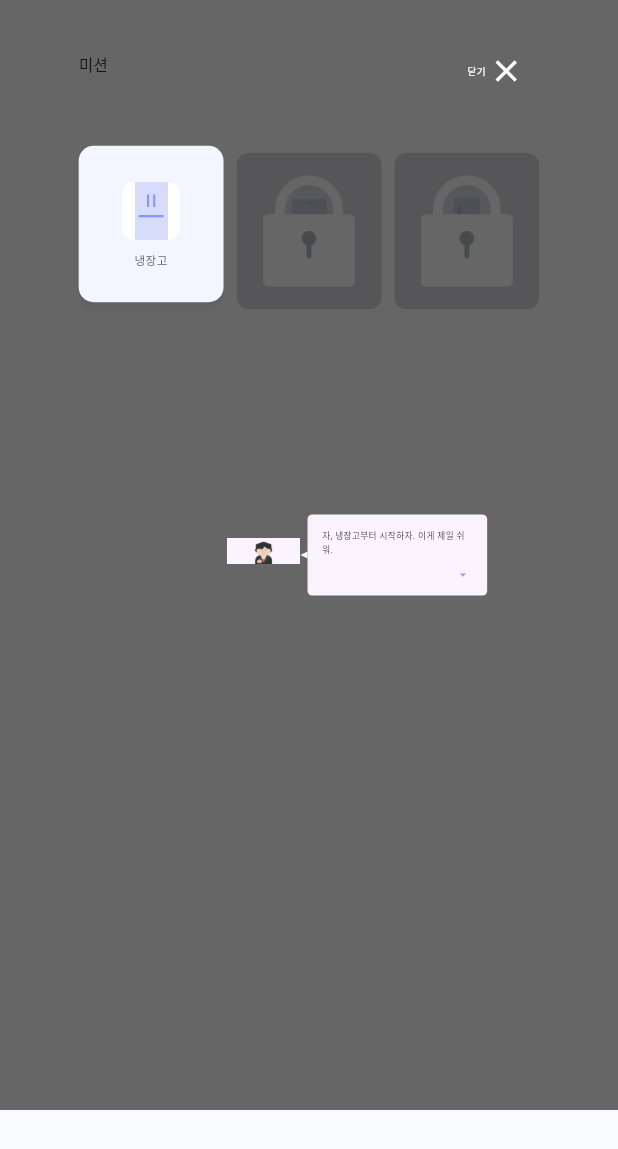
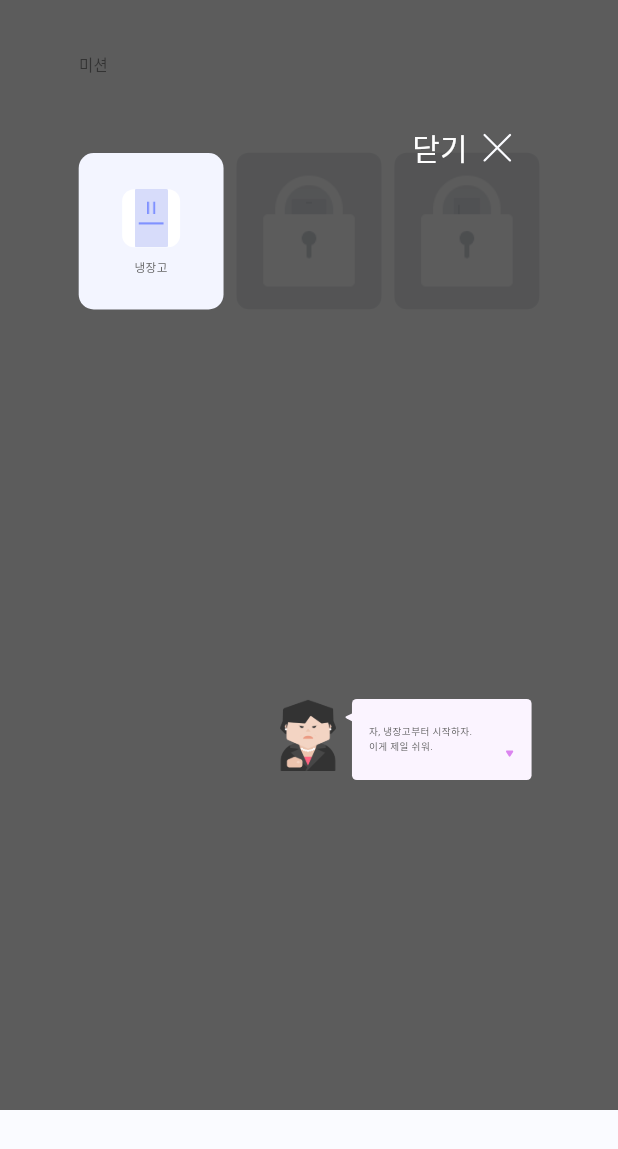
Before and after one commit to Mu-swu/Mu-Flutter, a Flutter app: the screen it shows after launch, after a tap on "시작하기", on a phone screen of 412 x 824 dp. Shown: the top 1149 px of the screen. Run offline on Flutter 3.47's test engine with Material 3 defaults, Android fonts, the phone set to English and light mode, and no system bars; our stand-ins replace audioplayers, camera, drift, fl_chart, flutter_dotenv, flutter_local_notifications and 8 more; missing offline and left inert: tflite_flutter; accounts and stored records are empty; generated files the repository leaves out were written again; Roboto replaces fonts that are missing (PretendardBold, PretendardMedium, PretendardRegular).

Commit message:
[refactor] 공간 선택 튜토리얼 수정

```diff
--- a/lib/space_start.dart
+++ b/lib/space_start.dart
@@ -1,10 +1,11 @@
+import 'dart:math' as math;
+
 import 'package:flutter/material.dart';
+import 'package:flutter_svg/svg.dart';
 import 'package:mu/widgets/navigationbar.dart';
 import 'package:mu/congestion_analysis_page.dart';
 import 'package:mu/data/database.dart';
 
-
-// 사용자 유형별 스타일 정의
 class TutorialStyle {
   final Color balloonColor;
   final Color arrowColor;
@@ -19,40 +20,38 @@ class TutorialStyle {
   });
 }
 
-// 스타일 맵
 const Map<String, TutorialStyle> tutorialStyles = {
   '방치형': TutorialStyle(
     balloonColor: Color(0xFFFBF4FF),
     arrowColor: Color(0xFFDB84EF),
-    imagePath: 'assets/home/mom_bang.png',
+    imagePath: 'assets/mission/bang_mom.png',
     texts: [
-      '자, 냉장고부터 시작하자. 이게 제일 쉬워.',
-      '냉장고에 있는 음식들 기억나니? 유통기한만 확인하면돼.',
-      '자, 이제 냉장고 문열자. 유통기한 지난 것만 버리면 비움 성공이야!',
+      '자, 냉장고부터 시작하자.\n이게 제일 쉬워.',
+      '냉장고에 있는 음식들\n유통기한 기억나니?\n유통기한만 확인하면돼.',
+      '자, 이제 냉장고 문열자.\n유통기한 지난 것만 버리면\n비움 성공이야!',
     ],
   ),
   '감정형': TutorialStyle(
     balloonColor: Color(0xFFFFF6EF),
     arrowColor: Color(0xFFFFB172),
-    imagePath: 'assets/home/mom_gam.png',
+    imagePath: 'assets/mission/gam_mom.png',
     texts: [
-      '옷장부터 정리해볼까? 네 마음도 조금씩 정리될거야.',
-      '옷에 추억이 참 많지? 하지만 다 품고 있으면 마음이 무거워져.',
-      '물건과 이별하는 연습, 작지만 의미 있는 한걸음이야.',
+      '옷장부터 정리해볼까?\n네 마음도 조금씩 정리될거야.',
+      '옷에 추억이 참 많지?\n하지만 다 품고 있으면\n마음이 무거워져.',
+      '물건과 이별하는 연습,\n작지만 의미 있는 한걸음이야.',
     ],
   ),
   '몰라형': TutorialStyle(
     balloonColor: Color(0xFFF3FBF0),
     arrowColor: Color(0xFFA1C68D),
-    imagePath: 'assets/home/mom_mol.png',
+    imagePath: 'assets/mission/mol_mom.png',
     texts: [
-      '서랍장부터 해보자~ 작고 귀여운 물건들이 많거든!',
-      '작은 물건부터 분류하면 큰 물건은 쉬워져! 기준을 배우기 딱 좋은 공간이야.',
-      '서랍 열고 안에 뭐가 있는지 하나씩 꺼내보자!',
+      '서랍장부터 해보자~\n작고 귀여운 물건들이 많거든!',
+      '작은 물건부터 분류하면\n큰 물건은 쉬워져!\n기준을 배우기 딱 좋은 공간이야.',
+      '서랍 열고 안에 뭐가 있는지\n하나씩 꺼내보자!',
     ],
   ),
 };
-
 
 class TutorialOverlay extends StatefulWidget {
   final String userType;
@@ -85,7 +84,6 @@ class _TutorialOverlayState extends State<TutorialOverlay> {
       if (_currentTextIndex < _style.texts.length - 1) {
         _currentTextIndex++;
       } else {
-        // 마지막 텍스트에 도달하면 튜토리얼 종료
         widget.onExit();
       }
     });
@@ -93,37 +91,34 @@ class _TutorialOverlayState extends State<TutorialOverlay> {
 
   @override
   Widget build(BuildContext context) {
-    final screenWidth = MediaQuery
-        .of(context)
-        .size
-        .width;
+    final screenWidth = MediaQuery.of(context).size.width;
     final scaleFactor = widget.scaleFactor;
     final firstCardWidth = 300 * scaleFactor;
     final paddingH = 163 * scaleFactor;
+    final bool isLastStep = _currentTextIndex == _style.texts.length - 1;
 
-    // SpaceStartScreen에서 첫 번째 카드를 가져오는 로직 (임시로)
-    final firstCardTitle = tutorialStyles[widget.userType] ==
-        tutorialStyles['방치형'] ? '냉장고' :
-    (tutorialStyles[widget.userType] == tutorialStyles['감정형'] ? '옷장' : '서랍장');
-    final firstCardImage = tutorialStyles[widget.userType] ==
-        tutorialStyles['방치형'] ? 'assets/home/refr.png' :
-    (tutorialStyles[widget.userType] == tutorialStyles['감정형']
-        ? 'assets/home/closet.png'
-        : 'assets/home/drawer.png');
-
+    final firstCardTitle =
+        tutorialStyles[widget.userType] == tutorialStyles['방치형']
+            ? '냉장고'
+            : (tutorialStyles[widget.userType] == tutorialStyles['감정형']
+                ? '옷장'
+                : '서랍장');
+    final firstCardImage =
+        tutorialStyles[widget.userType] == tutorialStyles['방치형']
+            ? 'assets/home/refr.png'
+            : (tutorialStyles[widget.userType] == tutorialStyles['감정형']
+                ? 'assets/home/closet.png'
+                : 'assets/home/drawer.png');
 
     return Stack(
+      clipBehavior: Clip.none,
       children: [
-        // 1. 전체 배경 (투명한 검정)
         Positioned.fill(
-          child: Container(
-            color: Colors.black.withOpacity(0.6),
-          ),
+          child: Container(color: Color(0xFF333333).withOpacity(0.8)),
         ),
 
-        // 2. 닫기 버튼 (우측 상단)
         Positioned(
-          top: 110 * scaleFactor,
+          top: 250 * scaleFactor,
           right: paddingH + 10,
           child: GestureDetector(
             onTap: widget.onExit,
@@ -133,48 +128,42 @@ class _TutorialOverlayState extends State<TutorialOverlay> {
                   '닫기',
                   style: TextStyle(
                     color: Colors.white,
-                    fontSize: 20 * scaleFactor,
+                    fontSize: 20,
                     fontFamily: 'PretendardRegular',
                   ),
                 ),
                 SizedBox(width: 5 * scaleFactor),
-                const Icon(Icons.close, color: Colors.white, size: 24),
+                SvgPicture.asset('assets/mission/close.svg'),
               ],
             ),
           ),
         ),
 
-        // 3. 🌟 첫 번째 카드 다시 띄우기 🌟
         Positioned(
-          top: 110 * scaleFactor + 32 * scaleFactor + 160 * scaleFactor,
-          // '미션' 텍스트 아래 + Row의 상단 위치
+          top: 125 * scaleFactor + 32 * scaleFactor + 160 * scaleFactor,
           left: paddingH,
           child: SpaceUnitCard(
             title: firstCardTitle,
             imagePath: firstCardImage,
             isLocked: false,
-            // 튜토리얼 중이므로 onTap은 비활성화
             onTap: null,
           ),
         ),
 
-        // 4. 말풍선 및 캐릭터 (화면 중앙에서 오른쪽으로 50 이동)
         Center(
           child: Transform.translate(
-            offset: Offset(100 * scaleFactor, 0), // 🌟 오른쪽으로 50만큼 이동
+            offset: Offset(192 * scaleFactor, 123),
             child: Row(
               mainAxisAlignment: MainAxisAlignment.center,
               crossAxisAlignment: CrossAxisAlignment.start,
               mainAxisSize: MainAxisSize.min,
               children: [
-                // 캐릭터 이미지 (왼쪽)
                 Image.asset(
                   _style.imagePath,
                   width: 150 * scaleFactor,
                   height: 150 * scaleFactor,
                 ),
                 SizedBox(width: 16 * scaleFactor),
-                // 말풍선 (오른쪽)
                 GestureDetector(
                   onTap: _nextText,
                   child: CustomPaint(
@@ -186,40 +175,41 @@ class _TutorialOverlayState extends State<TutorialOverlay> {
                     child: Container(
                       width: 372 * scaleFactor,
                       height: 168 * scaleFactor,
-                      alignment: Alignment.topLeft,
-                      padding: EdgeInsets.all(30 * scaleFactor),
-                      child: Stack( // 🌟 화살표를 오른쪽 아래에 위치시키기 위해 Stack 사용
+                      alignment: Alignment.centerLeft,
+                      padding: EdgeInsets.only(left: 35 * scaleFactor),
+                      child: Stack(
+                        clipBehavior: Clip.none,
                         children: [
                           Column(
-                            // 🌟 텍스트 왼쪽 정렬 유지
+                            mainAxisSize: MainAxisSize.min,
                             crossAxisAlignment: CrossAxisAlignment.start,
                             children: [
                               Text(
                                 _style.texts[_currentTextIndex],
                                 style: TextStyle(
-                                  color: const Color(0xFF333333),
-                                  fontSize: 18 * scaleFactor,
-                                  fontFamily: 'PretendardMedium',
+                                  color: const Color(0xFF5D5D5D),
+                                  fontSize: 20 * scaleFactor,
+                                  fontFamily: 'PretendardRegular',
+                                  height: 1.4,
                                 ),
                                 textAlign: TextAlign.left,
                               ),
                             ],
                           ),
 
-                          // 🌟 다음 텍스트로 이동 화살표 (오른쪽 아래) 🌟
-                          if (_currentTextIndex < _style.texts.length - 1)
-                            Positioned(
-                              right: 0,
-                              bottom: 0,
-                              child: Padding(
-                                padding: EdgeInsets.only(right: 5 * scaleFactor),
-                                child: Icon(
-                                  Icons.arrow_drop_down,
-                                  color: _style.arrowColor,
-                                  size: 30 * scaleFactor,
-                                ),
+
+                          Positioned(
+                            right: -90 * scaleFactor,
+                            bottom: -15 * scaleFactor,
+                            child: Transform.rotate(
+                              angle: isLastStep ? (math.pi / 6) : 0,
+                              child: SvgPicture.asset(
+                                'assets/mission/arrow_down.svg',
+                                color: isLastStep ? const Color(0xFF7F91FF) : _style.arrowColor,
+                                width: 32 * scaleFactor,
                               ),
                             ),
+                          ),
                         ],
                       ),
                     ),
@@ -233,51 +223,50 @@ class _TutorialOverlayState extends State<TutorialOverlay> {
     );
   }
 }
-// 둥근 모서리 삼각형 모양의 말풍선을 그리는 CustomPainter
+
 class SpeechBubblePainter extends CustomPainter {
   final Color balloonColor;
-  final Color arrowColor; // 현재는 사용하지 않지만, 인자 유지를 위해 남겨둡니다.
+  final Color arrowColor;
   final double scaleFactor;
 
   SpeechBubblePainter({
     required this.balloonColor,
-    required this.arrowColor, // 사용하지 않음
+    required this.arrowColor,
     required this.scaleFactor,
   });
 
   @override
   void paint(Canvas canvas, Size size) {
-    // 1. 말풍선 본체 (채우기 Paint)
     final paint = Paint()..color = balloonColor;
-    final r = 10.0 * scaleFactor; // 둥근 모서리 반지름
+    final r = 10.0 * scaleFactor;
 
-    // 2. 말풍선 본체 (둥근 사각형)
     final rect = RRect.fromRectAndRadius(
       Rect.fromLTWH(0, 0, size.width, size.height),
       Radius.circular(r),
     );
     canvas.drawRRect(rect, paint);
 
-    // 3. 말풍선 꼬리 (왼쪽 아래 위치, 말풍선 배경 색상 사용)
-    final arrowSize = 15.0 * scaleFactor;
-    final arrowTop = size.height / 2; // 말풍선 높이의 중앙
+    final arrowSize = 16.0 * scaleFactor;
+    final arrowTop = 30.0 * scaleFactor + (arrowSize / 2);
+    final cornerRadius = 5.0 * scaleFactor;
 
+    final tailPath = Path();
 
-    final newTailPath = Path();
+    tailPath.moveTo(0, arrowTop - arrowSize / 2);
 
-    // 왼쪽 중앙 (0, arrowTop)에서 시작
-    newTailPath.moveTo(0, arrowTop - arrowSize / 2);
-    newTailPath.lineTo(0, arrowTop + arrowSize / 2);
-    // 꼬리 끝점 (말풍선 밖, 왼쪽으로)
-    newTailPath.lineTo(-arrowSize, arrowTop);
+    tailPath.lineTo(-arrowSize + cornerRadius, arrowTop - (cornerRadius / 2));
+    tailPath.quadraticBezierTo(
+        -arrowSize, arrowTop,
+        -arrowSize + cornerRadius, arrowTop + (cornerRadius / 2)
+    );
 
-    newTailPath.close();
+    tailPath.lineTo(0, arrowTop + arrowSize / 2);
 
-    // 꼬리 채우기 Paint (말풍선 배경색 사용)
+    tailPath.close();
+
     final tailPaint = Paint()..color = balloonColor;
 
-    // 꼬리 부분 채우기
-    canvas.drawPath(newTailPath, tailPaint);
+    canvas.drawPath(tailPath, tailPaint);
   }
 
   @override
@@ -382,6 +371,7 @@ class _SpaceStartScreenState extends State<SpaceStartScreen> {
   bool _isLoading = true;
   List<SpaceProgress> _spaceProgress = [];
   String _userType = '방치형';
+
   // 💡 DB 인스턴스 및 사용자 ID 정의
   final AppDatabase db = AppDatabase.instance;
   final int userId = 1;
@@ -452,6 +442,7 @@ class _SpaceStartScreenState extends State<SpaceStartScreen> {
       }
     }
   }
+
   void _endTutorial() {
     if (mounted) {
       setState(() {
@@ -535,8 +526,6 @@ class _SpaceStartScreenState extends State<SpaceStartScreen> {
 
     final List<Widget> spaceCards = _buildSpaceCards();
 
-
-
     return Scaffold(
       backgroundColor: Colors.white,
       body: Stack(
--- a/pubspec.yaml
+++ b/pubspec.yaml
@@ -150,6 +150,11 @@ flutter:
     - assets/home/mom3_mol.png
     - assets/home/mom4_mol.png
     - assets/home/mom5_mol.png
+    - assets/mission/bang_mom.png
+    - assets/mission/gam_mom.png
+    - assets/mission/mol_mom.png
+    - assets/mission/close.svg
+    - assets/mission/arrow_down.svg
 
 
   fonts:
```
Also changed, not shown: assets/mission/arrow_down.svg (added), assets/mission/bang_mom.png (added), assets/mission/close.svg (added), assets/mission/gam_mom.png (added), assets/mission/mol_mom.png (added).
